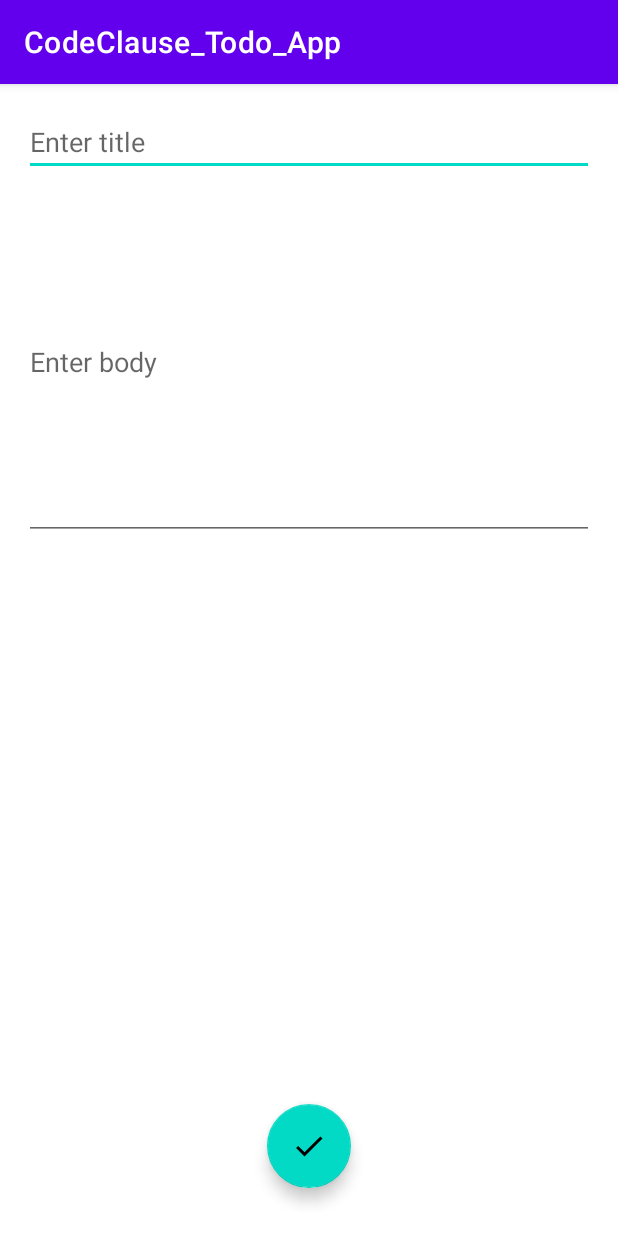
After one commit to mouss3abbb/CodeClause_Todo_App, an Android app: the NewTodoActivity screen opened directly, with no data from a screen before it, on a phone screen of 412 x 824 dp. The commit adds this screen. Run offline under Robolectric (Android 15) with nearby library versions, the phone set to English and light mode, and no system bars; our stand-ins replace data binding.

Commit message:
Completed main activity

```diff
--- /dev/null
+++ b/app/src/main/java/com/example/codeclause_todo_app/NewTodoActivity.kt
@@ -0,0 +1,14 @@
+package com.example.codeclause_todo_app
+
+import androidx.appcompat.app.AppCompatActivity
+import android.os.Bundle
+import com.example.codeclause_todo_app.databinding.ActivityNewTodoBinding
+
+class NewTodoActivity : AppCompatActivity() {
+    private lateinit var binding: ActivityNewTodoBinding
+    override fun onCreate(savedInstanceState: Bundle?) {
+        super.onCreate(savedInstanceState)
+        binding = ActivityNewTodoBinding.inflate(layoutInflater)
+        setContentView(binding.root)
+    }
+}
--- /dev/null
+++ b/app/src/main/res/drawable/ic_add_todo.xml
@@ -0,0 +1,5 @@
+<vector android:autoMirrored="true" android:height="24dp"
+    android:tint="#000000" android:viewportHeight="24"
+    android:viewportWidth="24" android:width="24dp" xmlns:android="http://schemas.android.com/apk/res/android">
+    <path android:fillColor="@android:color/white" android:pathData="M14,10H3v2h11V10zM14,6H3v2h11V6zM18,14v-4h-2v4h-4v2h4v4h2v-4h4v-2H18zM3,16h7v-2H3V16z"/>
+</vector>
--- /dev/null
+++ b/app/src/main/res/drawable/ic_done.xml
@@ -0,0 +1,5 @@
+<vector android:height="24dp" android:tint="#000000"
+    android:viewportHeight="24" android:viewportWidth="24"
+    android:width="24dp" xmlns:android="http://schemas.android.com/apk/res/android">
+    <path android:fillColor="@android:color/white" android:pathData="M9,16.2L4.8,12l-1.4,1.4L9,19 21,7l-1.4,-1.4L9,16.2z"/>
+</vector>
--- /dev/null
+++ b/app/src/main/res/layout/activity_new_todo.xml
@@ -0,0 +1,52 @@
+<?xml version="1.0" encoding="utf-8"?>
+<layout xmlns:android="http://schemas.android.com/apk/res/android"
+    xmlns:app="http://schemas.android.com/apk/res-auto"
+    xmlns:tools="http://schemas.android.com/tools">
+
+    <data>
+
+    </data>
+
+    <androidx.constraintlayout.widget.ConstraintLayout
+        android:layout_width="match_parent"
+        android:layout_height="match_parent"
+        tools:context=".NewTodoActivity"
+        android:padding="16dp">
+
+        <EditText
+            android:id="@+id/titleEt"
+            android:layout_width="match_parent"
+            android:layout_height="wrap_content"
+            android:lines="1"
+            app:layout_constraintStart_toStartOf="parent"
+            app:layout_constraintEnd_toEndOf="parent"
+            app:layout_constraintTop_toTopOf="parent"
+            style="@style/ThemeOverlay.Material3.TextInputEditText.OutlinedBox"
+            android:hint="Enter title"
+            />
+
+        <EditText
+            android:id="@+id/bodyEt"
+            android:layout_width="match_parent"
+            android:layout_height="wrap_content"
+            android:lines="10"
+            app:layout_constraintStart_toStartOf="parent"
+            app:layout_constraintEnd_toEndOf="parent"
+            app:layout_constraintTop_toBottomOf="@id/titleEt"
+            style="@style/ThemeOverlay.Material3.TextInputEditText.OutlinedBox"
+            android:hint="Enter body"
+            android:layout_marginTop="5dp"
+            />
+
+        <com.google.android.material.floatingactionbutton.FloatingActionButton
+            android:id="@+id/doneButton"
+            android:layout_width="wrap_content"
+            android:layout_height="wrap_content"
+            app:layout_constraintBottom_toBottomOf="parent"
+            app:layout_constraintStart_toStartOf="parent"
+            app:layout_constraintEnd_toEndOf="parent"
+            android:layout_margin="16dp"
+            android:src="@drawable/ic_done"/>
+
+    </androidx.constraintlayout.widget.ConstraintLayout>
+</layout>
--- a/build.gradle
+++ b/build.gradle
@@ -3,4 +3,6 @@ plugins {
     id 'com.android.application' version '7.3.1' apply false
     id 'com.android.library' version '7.3.1' apply false
     id 'org.jetbrains.kotlin.android' version '1.7.20' apply false
+    id("com.google.dagger.hilt.android") version "2.44" apply false
+
 }
```
Also changed, not shown: app/build.gradle (+26 -15 lines), app/src/main/AndroidManifest.xml (+8 -0 lines), app/src/main/java/com/example/codeclause_todo_app/AppModule.kt (added, +12 -0 lines), app/src/main/java/com/example/codeclause_todo_app/MainActivity.kt (+10 -1 lines), app/src/main/java/com/example/codeclause_todo_app/MainViewModel.kt (added, +17 -0 lines), app/src/main/java/com/example/codeclause_todo_app/Todo.kt (added, +9 -0 lines), app/src/main/java/com/example/codeclause_todo_app/TodoAdapter.kt (added, +27 -0 lines), app/src/main/java/com/example/codeclause_todo_app/TodoApplication.kt (added, +7 -0 lines), app/src/main/res/layout/activity_main.xml (+23 -7 lines), app/src/main/res/layout/todo_layout.xml (added, +32 -0 lines).
